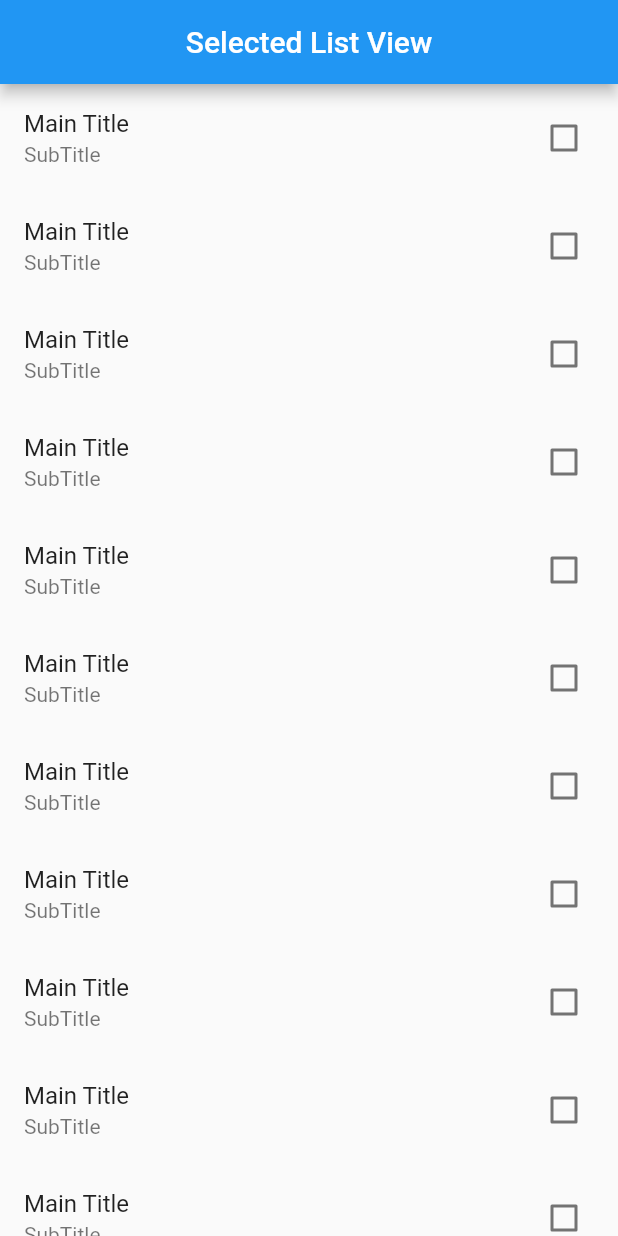
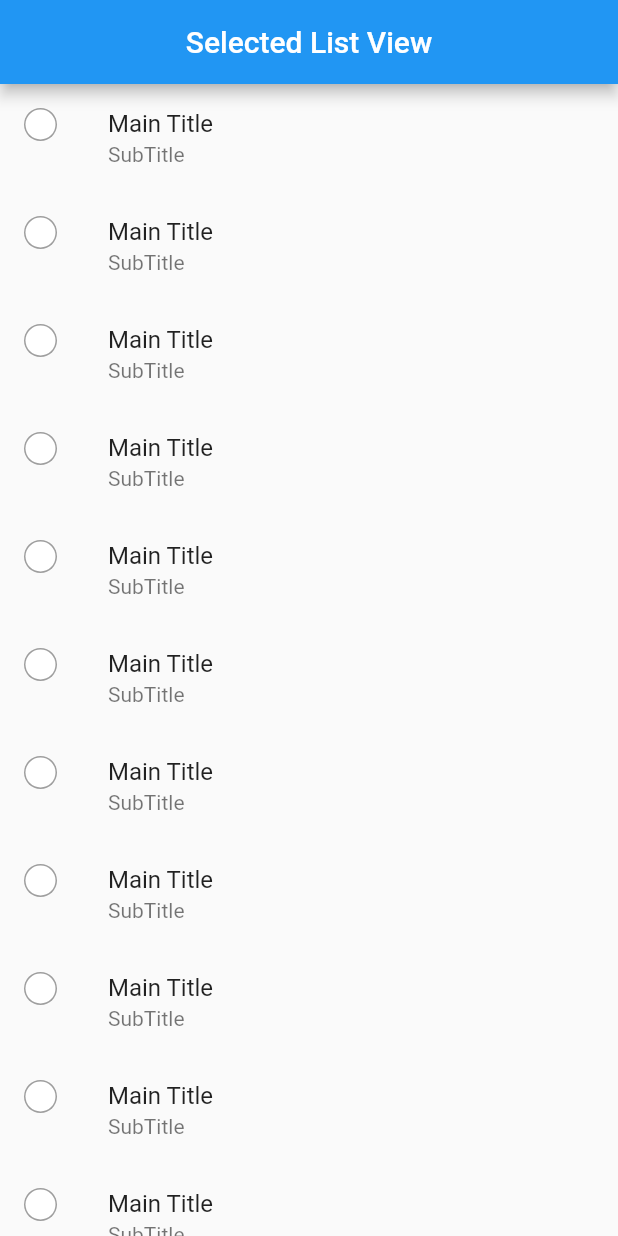
Before and after one commit to HarshsSharma/jionee, a Flutter app: the screen it shows after launch, on a phone screen of 412 x 824 dp. Run offline on Flutter 3.47's test engine with Material 2 defaults, Android fonts, the phone set to English and light mode, and no system bars; our stand-ins replace dio.

Commit message:
add selection mode to list view

```diff
--- a/lib/list_view_selected/view/list_view_selected.dart
+++ b/lib/list_view_selected/view/list_view_selected.dart
@@ -1,6 +1,7 @@
 import 'dart:developer';
 
 import 'package:flutter/material.dart';
+import 'package:flutter/services.dart';
 import 'package:infinity_scroll_view/list_view_selected/controller/selected_list_view_provider.dart';
 import 'package:provider/provider.dart';
 
@@ -14,14 +15,55 @@ class ListViewSelected extends StatelessWidget {
       appBar: AppBar(
         title: const Text('Selected List View'),
         centerTitle: true,
+        actions: provider.inSelctionMode
+            ? [
+                IconButton(
+                    onPressed: () {
+                      provider.clearSelection();
+                    },
+                    icon: const Icon(Icons.clear)),
+                Center(
+                  child: Text(
+                    provider.listItems
+                        .where(
+                          (element) => element.isChecked,
+                        )
+                        .length
+                        .toString(),
+                    style: const TextStyle(fontSize: 16),
+                  ),
+                ),
+                const SizedBox(width: 5)
+              ]
+            : null,
       ),
       body: ListView.builder(
-          itemBuilder: (context, index) => CheckboxListTile(
+          itemCount: provider.listItems.length,
+          itemBuilder: (context, index) => ListTile(
+                selected: provider.listItems[index].isChecked,
+                selectedTileColor: Colors.blueGrey,
+                leading: CircleAvatar(
+                    radius: 11,
+                    backgroundColor: Colors.grey,
+                    child: CircleAvatar(
+                      radius: 10,
+                      backgroundColor: provider.listItems[index].isChecked
+                          ? Colors.blue
+                          : Colors.white,
+                    )),
                 title: Text(provider.listItems[index].title),
                 subtitle: Text(provider.listItems[index].subTitle),
-                value: provider.listItems[index].isChecked,
-                onChanged: (value) {
-                  provider.toggleChecked(index);
+                onTap: () {
+                  if (provider.inSelctionMode) {
+                    provider.toggleChecked(index);
+                  }
+                },
+                onLongPress: () {
+                  if (provider.inSelctionMode) {
+                    return;
+                  } else {
+                    provider.enterInSelectionMode(index);
+                  }
                 },
               )),
     );
--- a/lib/main.dart
+++ b/lib/main.dart
@@ -1,7 +1,5 @@
 import 'package:flutter/material.dart';
 import 'package:infinity_scroll_view/core/helpers/dio_helper.dart';
-import 'package:infinity_scroll_view/infinity_scroll_view/view/products_view.dart';
-import 'package:infinity_scroll_view/infinity_scroll_view/view_model/products_provider.dart';
 import 'package:infinity_scroll_view/list_view_selected/controller/selected_list_view_provider.dart';
 import 'package:infinity_scroll_view/list_view_selected/view/list_view_selected.dart';
 import 'package:provider/provider.dart';
```
Also changed, not shown: lib/list_view_selected/controller/selected_list_view_provider.dart (+16 -1 lines).
